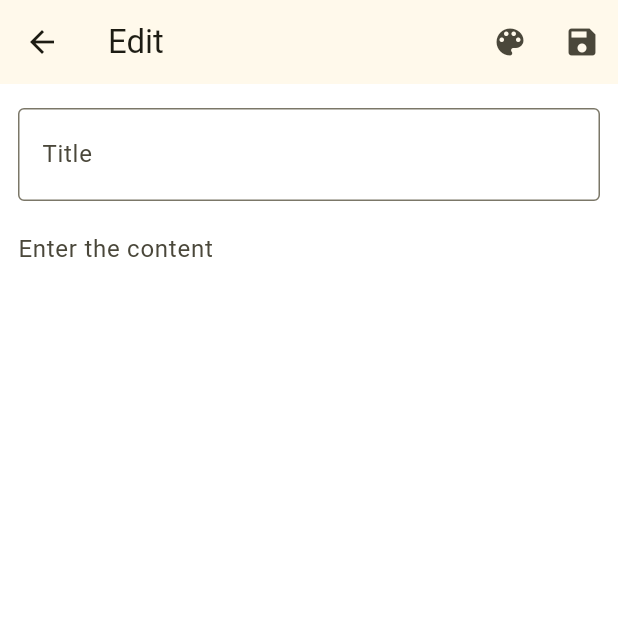
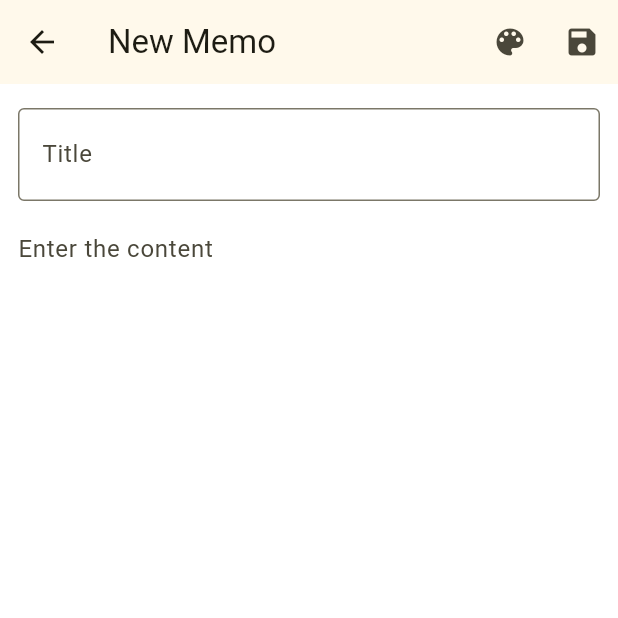
Before and after one commit to sashapivovarova/sticky_notes_app, a Flutter app: the screen it shows after launch, after a tap on the "add" icon, on a phone screen of 412 x 824 dp, the top half of it. Run offline on Flutter 3.47's test engine with Material 2 defaults, Android fonts, the phone set to English and light mode, and no system bars; our stand-ins replace sqflite; accounts and stored records are empty.

Commit message:
新しくメモを作成する時と修正する時の appbar title が異なるようにする

```diff
--- a/lib/page/note_edit_page.dart
+++ b/lib/page/note_edit_page.dart
@@ -15,10 +15,10 @@ class NoteEditPage extends StatefulWidget {
 
 class _NoteEditPageState extends State<NoteEditPage> {
   final titleController = TextEditingController();
-
   final bodyController = TextEditingController();
 
   Color color = Note.colorDefault;
+  bool newMemo = true;
 
   @override
   void initState() {
@@ -30,6 +30,7 @@ class _NoteEditPageState extends State<NoteEditPage> {
         bodyController.text = note.body;
         setState(() {
           color = note.color;
+          newMemo = false;
         });
       });
     }
@@ -39,7 +40,9 @@ class _NoteEditPageState extends State<NoteEditPage> {
   Widget build(BuildContext context) {
     return Scaffold(
       appBar: AppBar(
-        title: const Text('Edit'),
+        title: Text(
+          newMemo ? 'New Memo' : 'Edit',
+        ),
         actions: [
           IconButton(
               onPressed: _displayColorSelectionDialog,
```
Also changed, not shown: lib/page/note_view_page.dart (+8 -3 lines).
